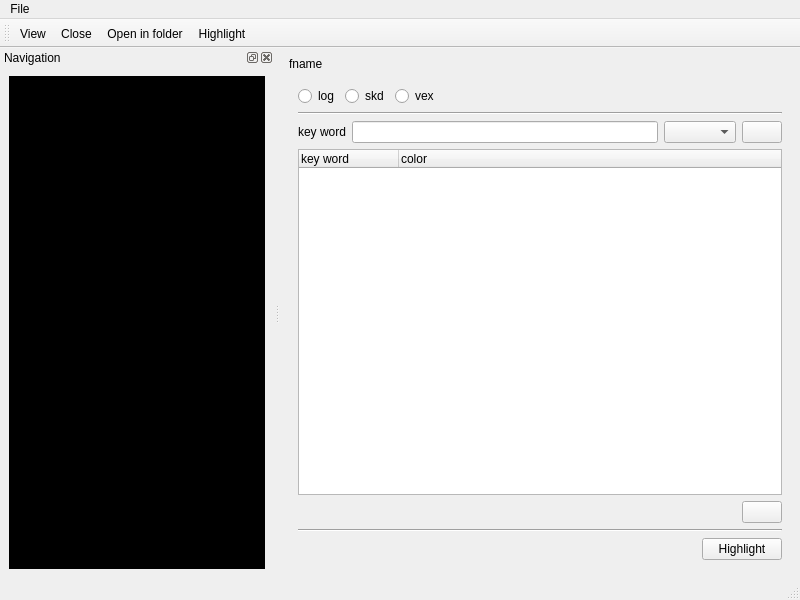
The window that textfileviewer.ui (TUW-VieVS/VieSchedpp) describes before a commit, drawn with Qt 5.
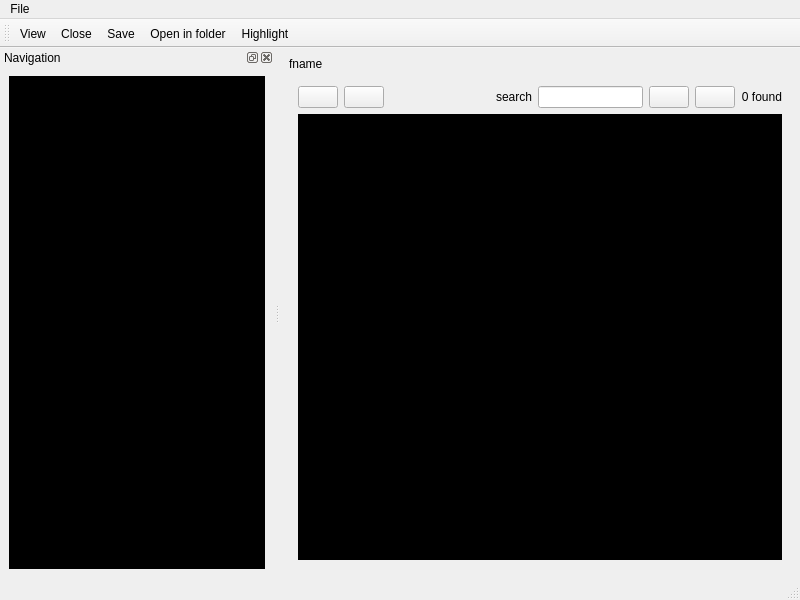
The same window after the commit. The open tabs and pages were chosen to show the change. Icons and pictures are not drawn.

Patch:
```diff
--- a/textfileviewer.ui
+++ b/textfileviewer.ui
@@ -30,7 +30,42 @@
       <widget class="QWidget" name="view">
        <layout class="QVBoxLayout" name="verticalLayout_2">
         <item>
-         <layout class="QHBoxLayout" name="horizontalLayout_4" stretch="0,5,0,0,1">
+         <layout class="QHBoxLayout" name="horizontalLayout_4" stretch="0,0,5,0,5,0,0,1">
+          <item>
+           <widget class="QPushButton" name="pushButton_jumpBack">
+            <property name="text">
+             <string/>
+            </property>
+            <property name="icon">
+             <iconset resource="myresources.qrc">
+              <normaloff>:/icons/icons/edit-undo-7.png</normaloff>:/icons/icons/edit-undo-7.png</iconset>
+            </property>
+           </widget>
+          </item>
+          <item>
+           <widget class="QPushButton" name="pushButton">
+            <property name="text">
+             <string/>
+            </property>
+            <property name="icon">
+             <iconset resource="myresources.qrc">
+              <normaloff>:/icons/icons/edit-redo-7.png</normaloff>:/icons/icons/edit-redo-7.png</iconset>
+            </property>
+           </widget>
+          </item>
+          <item>
+           <spacer name="horizontalSpacer">
+            <property name="orientation">
+             <enum>Qt::Horizontal</enum>
+            </property>
+            <property name="sizeHint" stdset="0">
+             <size>
+              <width>40</width>
+              <height>20</height>
+             </size>
+            </property>
+           </spacer>
+          </item>
           <item>
            <widget class="QLabel" name="label_3">
             <property name="text">
@@ -89,6 +124,9 @@
           <property name="lineWrapMode">
            <enum>QTextEdit::NoWrap</enum>
           </property>
+          <property name="readOnly">
+           <bool>false</bool>
+          </property>
           <property name="textInteractionFlags">
            <set>Qt::TextBrowserInteraction</set>
           </property>
@@ -102,164 +140,6 @@
         </item>
        </layout>
       </widget>
-      <widget class="QWidget" name="highlight">
-       <layout class="QVBoxLayout" name="verticalLayout_5">
-        <item>
-         <layout class="QHBoxLayout" name="horizontalLayout_5">
-          <item>
-           <widget class="QRadioButton" name="radioButton_log">
-            <property name="text">
-             <string>log</string>
-            </property>
-           </widget>
-          </item>
-          <item>
-           <widget class="QRadioButton" name="radioButton_skd">
-            <property name="text">
-             <string>skd</string>
-            </property>
-           </widget>
-          </item>
-          <item>
-           <widget class="QRadioButton" name="radioButton_vex">
-            <property name="text">
-             <string>vex</string>
-            </property>
-           </widget>
-          </item>
-          <item>
-           <spacer name="horizontalSpacer_3">
-            <property name="orientation">
-             <enum>Qt::Horizontal</enum>
-            </property>
-            <property name="sizeHint" stdset="0">
-             <size>
-              <width>40</width>
-              <height>20</height>
-             </size>
-            </property>
-           </spacer>
-          </item>
-         </layout>
-        </item>
-        <item>
-         <widget class="Line" name="line_2">
-          <property name="orientation">
-           <enum>Qt::Horizontal</enum>
-          </property>
-         </widget>
-        </item>
-        <item>
-         <layout class="QHBoxLayout" name="horizontalLayout">
-          <item>
-           <widget class="QLabel" name="label_2">
-            <property name="text">
-             <string>key word</string>
-            </property>
-           </widget>
-          </item>
-          <item>
-           <widget class="QLineEdit" name="lineEdit_keyword"/>
-          </item>
-          <item>
-           <widget class="QComboBox" name="comboBox_color"/>
-          </item>
-          <item>
-           <widget class="QPushButton" name="pushButton_add">
-            <property name="text">
-             <string/>
-            </property>
-            <property name="icon">
-             <iconset resource="myresources.qrc">
-              <normaloff>:/icons/icons/edit-add.png</normaloff>:/icons/icons/edit-add.png</iconset>
-            </property>
-           </widget>
-          </item>
-         </layout>
-        </item>
-        <item>
-         <layout class="QVBoxLayout" name="verticalLayout_4">
-          <item>
-           <widget class="QTreeWidget" name="treeWidget_highlights">
-            <column>
-             <property name="text">
-              <string notr="true">key word</string>
-             </property>
-            </column>
-            <column>
-             <property name="text">
-              <string>color</string>
-             </property>
-            </column>
-           </widget>
-          </item>
-          <item>
-           <layout class="QHBoxLayout" name="horizontalLayout_2">
-            <item>
-             <spacer name="horizontalSpacer">
-              <property name="orientation">
-               <enum>Qt::Horizontal</enum>
-              </property>
-              <property name="sizeHint" stdset="0">
-               <size>
-                <width>40</width>
-                <height>20</height>
-               </size>
-              </property>
-             </spacer>
-            </item>
-            <item>
-             <widget class="QPushButton" name="pushButton_remove">
-              <property name="text">
-               <string/>
-              </property>
-              <property name="icon">
-               <iconset resource="myresources.qrc">
-                <normaloff>:/icons/icons/edit-delete-6.png</normaloff>:/icons/icons/edit-delete-6.png</iconset>
-              </property>
-             </widget>
-            </item>
-           </layout>
-          </item>
-         </layout>
-        </item>
-        <item>
-         <widget class="Line" name="line">
-          <property name="orientation">
-           <enum>Qt::Horizontal</enum>
-          </property>
-         </widget>
-        </item>
-        <item>
-         <layout class="QHBoxLayout" name="horizontalLayout_3">
-          <item>
-           <spacer name="horizontalSpacer_2">
-            <property name="orientation">
-             <enum>Qt::Horizontal</enum>
-            </property>
-            <property name="sizeHint" stdset="0">
-             <size>
-              <width>40</width>
-              <height>20</height>
-             </size>
-            </property>
-           </spacer>
-          </item>
-          <item>
-           <widget class="QPushButton" name="pushButton_colorize">
-            <property name="text">
-             <string>Highlight</string>
-            </property>
-            <property name="icon">
-             <iconset resource="myresources.qrc">
-              <normaloff>:/icons/icons/dialog-ok-2.png</normaloff>:/icons/icons/dialog-ok-2.png</iconset>
-            </property>
-           </widget>
-          </item>
-         </layout>
-        </item>
-       </layout>
-      </widget>
      </widget>
     </item>
    </layout>
@@ -360,6 +240,7 @@
    </attribute>
    <addaction name="actionview"/>
    <addaction name="actionclose"/>
+   <addaction name="actionSave"/>
    <addaction name="actionopen_in_folder"/>
    <addaction name="actionhighlight"/>
   </widget>
@@ -383,6 +264,11 @@
     <string>Highlight</string>
    </property>
   </action>
+  <action name="actionSave">
+   <property name="text">
+    <string>Save</string>
+   </property>
+  </action>
  </widget>
  <resources>
   <include location="myresources.qrc"/>
```
Left out of the diff: 3 changed lines with no effect on the pictures.
